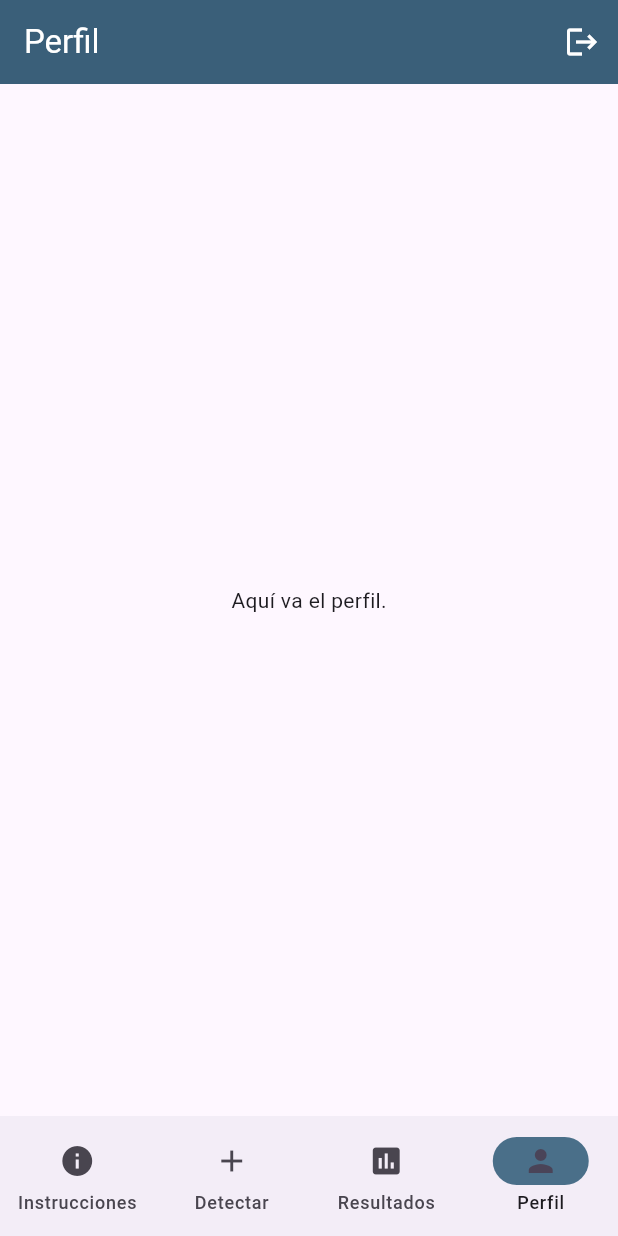
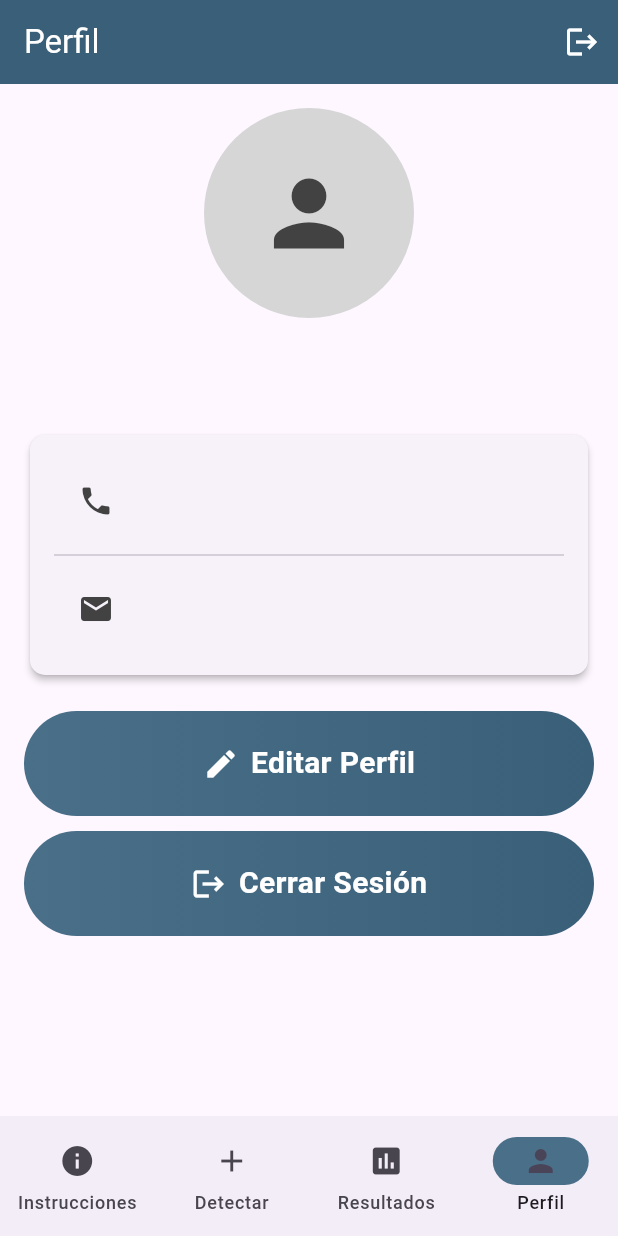
Before and after one commit to josmeleli/crack_detection_app, a Flutter app: the screen it shows once a user with an empty profile is signed in, item 4 of the bottom bar chosen, on a phone screen of 412 x 824 dp. Run offline on Flutter 3.47's test engine with Material 3 defaults, Android fonts, the phone set to English and light mode, and no system bars; our stand-ins replace cloud_firestore, firebase_auth, firebase_core, firebase_storage, fluttertoast, geocoding and 4 more; accounts and stored records are empty.

Commit message:
perfil y editar perfil

```diff
--- a/lib/pages/detection_page.dart
+++ b/lib/pages/detection_page.dart
@@ -243,7 +243,7 @@ Future<String> _getAddressFromPosition(Position position) async {
 Future<String> _uploadImageToFirebaseStorage(String userId, XFile image) async {
   try {
     // Generar un nombre único para la imagen usando un UUID
-    final uuid = Uuid();
+    const uuid = Uuid();
     final uniqueImageName = '${uuid.v4()}_${image.name}';
 
     final storageRef = FirebaseStorage.instance.ref().child('users/$userId/$uniqueImageName');
--- a/lib/pages/info_page.dart
+++ b/lib/pages/info_page.dart
@@ -18,7 +18,7 @@ class InfoPage extends StatelessWidget {
               crossAxisAlignment: CrossAxisAlignment.start,
               mainAxisAlignment: MainAxisAlignment.center,
               children: [
-                Text('1. Primero, ve a la interfaz de detección.'),
+                Text('1. Primero, ve a la interfaz Detectar.'),
                 Image(image: AssetImage('assets/images/info2.png'), width: 250,),
                 SizedBox(height: 20),
 
--- a/lib/pages/profile_page.dart
+++ b/lib/pages/profile_page.dart
@@ -1,17 +1,157 @@
 import 'package:flutter/material.dart';
 import 'package:flutter_application_1/widgets/appbar_widget.dart';
+import 'package:firebase_auth/firebase_auth.dart';
+import 'package:cloud_firestore/cloud_firestore.dart';
+import 'package:flutter_application_1/widgets/btn_widget.dart';
+import 'edit_profile_page.dart'; // Importar la página de edición de perfil
 
-class ProfilePage extends StatelessWidget {
+class ProfilePage extends StatefulWidget {
   const ProfilePage({super.key});
 
   @override
+  _ProfilePageState createState() => _ProfilePageState();
+}
+
+class _ProfilePageState extends State<ProfilePage> {
+  Future<Map<String, String>> _getUserData() async {
+    final userDoc = await FirebaseFirestore.instance
+        .collection('users')
+        .doc(FirebaseAuth.instance.currentUser!.uid)
+        .get();
+
+    final userData = userDoc.data() as Map<String, dynamic>;
+    final name = userData['name'] as String;
+    final phone = userData['phone'] as String;
+    final email = userData['email'] as String;
+    final imageUrl = userData['image_url'] as String?;
+
+    return {
+      'name': name,
+      'phone': phone,
+      'email': email,
+      'image_url': imageUrl ?? ''
+    };
+  }
+
+  @override
   Widget build(BuildContext context) {
-    return const Scaffold(
-      appBar: CustomAppBar(
+    return Scaffold(
+      appBar: const CustomAppBar(
         title: 'Perfil',
       ),
-      body: Center(
-        child: Text('Aquí va el perfil.'),
+      body: FutureBuilder<Map<String, String>>(
+        future: _getUserData(),
+        builder: (context, snapshot) {
+          if (snapshot.connectionState == ConnectionState.waiting) {
+            return const Center(child: CircularProgressIndicator());
+          }
+
+          if (snapshot.hasError) {
+            return const Center(
+                child: Text('Error al cargar los datos del usuario.'));
+          }
+
+          final userData = snapshot.data!;
+          final userName = userData['name']!;
+          final userPhone = userData['phone']!;
+          final userEmail = userData['email']!;
+          final userImageUrl = userData['image_url']!;
+
+          return SingleChildScrollView(
+            child: Padding(
+              padding: const EdgeInsets.all(16.0),
+              child: Column(
+                crossAxisAlignment: CrossAxisAlignment.center,
+                children: [
+                  CircleAvatar(
+                    radius: 70,
+                    backgroundColor: Colors.grey[350], // Fondo blanco
+                    backgroundImage: userImageUrl.isNotEmpty
+                        ? NetworkImage(userImageUrl)
+                        : null,
+                    child: userImageUrl.isEmpty
+                        ? Icon(
+                            Icons.person,
+                            size: 70,
+                            color: Colors
+                                .grey.shade800, // Icono de color gris oscuro
+                          )
+                        : null,
+                  ),
+                  const SizedBox(height: 20),
+                  Text(
+                    userName,
+                    style: TextStyle(
+                      fontSize: 24,
+                      fontWeight: FontWeight.bold,
+                      color: Colors.grey[800],
+                    ),
+                  ),
+                  const SizedBox(height: 20),
+                  Card(
+                    elevation: 2,
+                    shape: RoundedRectangleBorder(
+                      borderRadius: BorderRadius.circular(10.0),
+                    ),
+                    child: Padding(
+                      padding: const EdgeInsets.all(16.0),
+                      child: Column(
+                        children: [
+                          ListTile(
+                            leading: Icon(Icons.phone, color: Colors.grey[800]),
+                            title: Text(
+                              userPhone,
+                              style: TextStyle(
+                                fontSize: 16,
+                                color: Colors.grey[800],
+                              ),
+                            ),
+                          ),
+                          const Divider(),
+                          ListTile(
+                            leading: Icon(Icons.email, color: Colors.grey[800]),
+                            title: Text(
+                              userEmail,
+                              style: TextStyle(
+                                fontSize: 16,
+                                color: Colors.grey[800],
+                              ),
+                            ),
+                          ),
+                        ],
+                      ),
+                    ),
+                  ),
+                  const SizedBox(height: 20),
+                  ButtonWidget(
+                    btnText: 'Editar Perfil',
+                    onClick: () async {
+                      final result = await Navigator.of(context).push(
+                        MaterialPageRoute(
+                          builder: (context) =>
+                              EditProfilePage(userData: userData),
+                        ),
+                      );
+                      if (result == true && mounted) {
+                        setState(() {});
+                      }
+                    },
+                    icon: Icons.edit, // Icono opcional
+                  ),
+                  const SizedBox(height: 10),
+                  ButtonWidget(
+                    btnText: 'Cerrar Sesión',
+                    onClick: () {
+                      // Acción de cerrar sesión
+                      FirebaseAuth.instance.signOut();
+                    },
+                    icon: Icons.logout, // Icono opcional
+                  ),
+                ],
+              ),
+            ),
+          );
+        },
       ),
     );
   }
--- a/lib/pages/results_page.dart
+++ b/lib/pages/results_page.dart
@@ -238,7 +238,7 @@ class _ResultsPageState extends State<ResultsPage> {
                                       color: Colors.grey.withOpacity(0.1),
                                       spreadRadius: 1,
                                       blurRadius: 12,
-                                      offset: Offset(0, 6),
+                                      offset: const Offset(0, 6),
                                     ),
                                   ],
                                 ),
@@ -292,7 +292,7 @@ class _ResultsPageState extends State<ResultsPage> {
                                           ),
                                         ),
                                       ),
-                                      Divider(
+                                      const Divider(
                                         thickness: 1.4,
                                         height: 1, // Ajustar la altura del Divider
                                       ),
--- a/lib/validation/input_validation.dart
+++ b/lib/validation/input_validation.dart
@@ -15,6 +15,9 @@ String? emailValidator(String? text) {
 String? passwordValidator(String? text) {
   if (text == null || text.trim().isEmpty) {
     return 'La contraseña está vacía';
+  }
+  if (text.length < 6) {
+    return 'La contraseña debe tener al menos 6 caracteres';
   }
   return null;
 }
```
Also changed, not shown: lib/pages/edit_profile_page.dart (added, +300 -0 lines).
